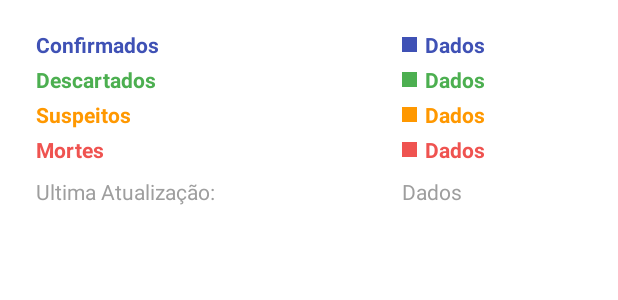
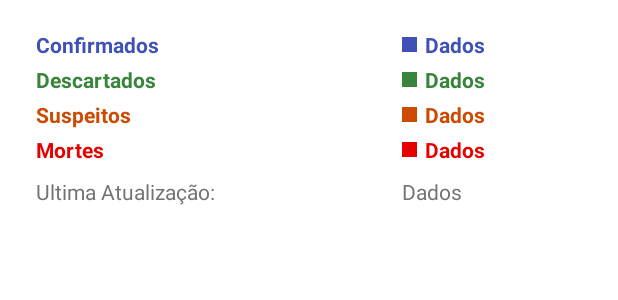
Before and after one commit to vazaee/Covid19DadosdoBrasil, an Android app: the layout dialog_layout.xml on its own in the app's theme, with its tools: preview values and no code run, on a phone screen of 412 x 824 dp. Shown: the top 300 px of the screen. Run offline under Robolectric (Android 15) with nearby library versions, the phone set to English and light mode, and no system bars.

Commit message:
acessibility fixed

```diff
--- a/app/src/main/res/drawable/ic_baseline_more_vert_24.xml
+++ b/app/src/main/res/drawable/ic_baseline_more_vert_24.xml
@@ -1,5 +1,5 @@
-<vector android:height="32dp" android:tint="#E0E0E0"
+<vector android:height="48dp" android:tint="#E0E0E0"
     android:viewportHeight="24" android:viewportWidth="24"
-    android:width="32dp" xmlns:android="http://schemas.android.com/apk/res/android">
+    android:width="48dp" xmlns:android="http://schemas.android.com/apk/res/android">
     <path android:fillColor="@android:color/white" android:pathData="M12,8c1.1,0 2,-0.9 2,-2s-0.9,-2 -2,-2 -2,0.9 -2,2 0.9,2 2,2zM12,10c-1.1,0 -2,0.9 -2,2s0.9,2 2,2 2,-0.9 2,-2 -0.9,-2 -2,-2zM12,16c-1.1,0 -2,0.9 -2,2s0.9,2 2,2 2,-0.9 2,-2 -0.9,-2 -2,-2z"/>
 </vector>
--- a/app/src/main/res/layout/adapter_list_card.xml
+++ b/app/src/main/res/layout/adapter_list_card.xml
@@ -61,10 +61,11 @@
             android:layout_marginStart="8dp"
             android:layout_marginLeft="8dp"
             android:layout_marginBottom="8dp"
-            android:background="#ef5350"
+            android:background="@color/red_app"
             android:paddingLeft="4dp"
             android:paddingRight="4dp"
             android:text="Mortes"
+            android:contentDescription="Mortes"
             android:textColor="@color/white"
             android:textStyle="bold"
             app:layout_constraintBottom_toBottomOf="parent"
@@ -81,6 +82,7 @@
             android:paddingLeft="4dp"
             android:paddingRight="4dp"
             android:text="Contaminados"
+            android:contentDescription="Contaminados"
             android:textColor="@color/white"
             android:textStyle="bold"
             app:layout_constraintBottom_toTopOf="@+id/textDeaths"
--- a/app/src/main/res/layout/dialog_layout.xml
+++ b/app/src/main/res/layout/dialog_layout.xml
@@ -5,13 +5,15 @@
     android:paddingRight="20dp"
     android:paddingTop="20dp"
     android:layout_width="match_parent"
-    android:layout_height="match_parent">
+    android:layout_height="match_parent"
+    android:focusable="true">
 
     <LinearLayout
         android:layout_width="match_parent"
         android:layout_height="wrap_content"
         android:orientation="horizontal"
-        android:layout_marginBottom="4dp">
+        android:layout_marginBottom="4dp"
+        >
 
         <TextView
             android:id="@+id/dialog_cases"
@@ -42,7 +44,8 @@
     <LinearLayout
         android:layout_width="match_parent"
         android:layout_height="wrap_content"
-        android:orientation="horizontal" >
+        android:orientation="horizontal"
+        >
 
         <TextView
             android:id="@+id/dialog_refuses"
@@ -53,7 +56,7 @@
             android:layout_marginBottom="4dp"
             android:paddingLeft="4dp"
             android:paddingRight="4dp"
-            android:textColor="#4CAF50"
+            android:textColor="#39853c"
             android:textStyle="bold"
             />
 
@@ -64,10 +67,10 @@
             android:layout_weight="2"
             android:drawableLeft="@drawable/square"
             android:drawablePadding="5dp"
-            android:drawableTint="#4CAF50"
+            android:drawableTint="#39853c"
             android:gravity="start"
             android:textStyle="bold"
-            android:textColor="#4CAF50"
+            android:textColor="#39853c"
             android:text="Dados" />
 
     </LinearLayout>
@@ -75,7 +78,8 @@
     <LinearLayout
         android:layout_width="match_parent"
         android:layout_height="wrap_content"
-        android:orientation="horizontal">
+        android:orientation="horizontal"
+        >
 
         <TextView
             android:id="@+id/dialog_suspects"
@@ -86,7 +90,7 @@
             android:layout_marginBottom="4dp"
             android:paddingLeft="4dp"
             android:paddingRight="4dp"
-            android:textColor="#FF9800"
+            android:textColor="#cc4a02"
             android:textStyle="bold" />
 
         <TextView
@@ -96,10 +100,10 @@
             android:layout_weight="2"
             android:drawableLeft="@drawable/square"
             android:drawablePadding="5dp"
-            android:drawableTint="#FF9800"
+            android:drawableTint="#cc4a02"
             android:gravity="start"
             android:textStyle="bold"
-            android:textColor="#FF9800"
+            android:textColor="#cc4a02"
             android:text="Dados" />
 
     </LinearLayout>
@@ -107,7 +111,8 @@
     <LinearLayout
         android:layout_width="match_parent"
         android:layout_height="wrap_content"
-        android:orientation="horizontal">
+        android:orientation="horizontal"
+        >
 
         <TextView
             android:id="@+id/dialog_deaths"
@@ -118,7 +123,7 @@
             android:layout_marginBottom="4dp"
             android:paddingLeft="4dp"
             android:paddingRight="4dp"
-            android:textColor="#ef5350"
+            android:textColor="@color/red_app"
             android:textStyle="bold" />
 
         <TextView
@@ -128,10 +133,10 @@
             android:layout_weight="2"
             android:drawableLeft="@drawable/square"
             android:drawablePadding="5dp"
-            android:drawableTint="#ef5350"
+            android:drawableTint="@color/red_app"
             android:gravity="start"
             android:textStyle="bold"
-            android:textColor="#ef5350"
+            android:textColor="@color/red_app"
             android:text="Dados" />
 
     </LinearLayout>
@@ -139,14 +144,15 @@
     <LinearLayout
         android:layout_width="match_parent"
         android:layout_height="28dp"
-        android:orientation="horizontal">
+        android:orientation="horizontal"
+        >
 
         <TextView
             android:id="@+id/last_update"
             android:layout_width="match_parent"
             android:layout_height="match_parent"
             android:text="Ultima Atualização:"
-            android:textColor="#9e9e9e"
+            android:textColor="@color/grey_app"
             android:layout_weight="1"
             android:gravity="bottom"
             android:layout_marginBottom="4dp"
@@ -154,14 +160,13 @@
             android:paddingRight="4dp"/>
 
         <TextView
-
             android:id="@+id/date_data"
             android:layout_width="match_parent"
             android:layout_height="match_parent"
             android:layout_weight="2"
             android:gravity="bottom"
             android:layout_marginBottom="4dp"
-            android:textColor="#9e9e9e"
+            android:textColor="@color/grey_app"
             android:text="Dados" />
 
     </LinearLayout>
--- a/app/src/main/res/menu/settings_menu.xml
+++ b/app/src/main/res/menu/settings_menu.xml
@@ -1,6 +1,8 @@
 <?xml version="1.0" encoding="utf-8"?>
 <menu xmlns:android="http://schemas.android.com/apk/res/android">
     <item android:id="@+id/info_menu"
-        android:title="Saiba mais" >
+        android:title="Saiba mais"
+        android:contentDescription="Saiba mais"
+        >
     </item>
 </menu>
--- a/app/src/main/res/values-night/themes.xml
+++ b/app/src/main/res/values-night/themes.xml
@@ -22,6 +22,7 @@
 
     <style name="PositiveButtonStyle" parent="Widget.MaterialComponents.Button.TextButton.Dialog">
         <item name="android:textColor">@color/main_color</item>
+        <item name="contentDescription">Fechar</item>
     </style>
 
 </resources>
--- a/app/src/main/res/values/colors.xml
+++ b/app/src/main/res/values/colors.xml
@@ -7,7 +7,9 @@
     <color name="teal_700">#FF018786</color>
     <color name="black">#FF000000</color>
     <color name="white">#FFFFFFFF</color>
-    <color name="main_color">#1da584</color>
-    <color name="main_light">#5dd7b4</color>
-    <color name="main_dark">#007557</color>
+    <color name="main_color">#15856a</color>
+    <color name="main_light">#52b598</color>
+    <color name="main_dark">#00573f</color>
+    <color name="red_app">#e70000</color>
+    <color name="grey_app">#737373</color>
 </resources>
--- a/app/src/main/res/values/themes.xml
+++ b/app/src/main/res/values/themes.xml
@@ -22,5 +22,6 @@
 
     <style name="PositiveButtonStyle" parent="Widget.MaterialComponents.Button.TextButton.Dialog">
         <item name="android:textColor">@color/main_color</item>
+        <item name="contentDescription">Fechar</item>
     </style>
 </resources>
```
Also changed, not shown: app/src/main/res/layout/activity_main.xml (+7 -2 lines).
